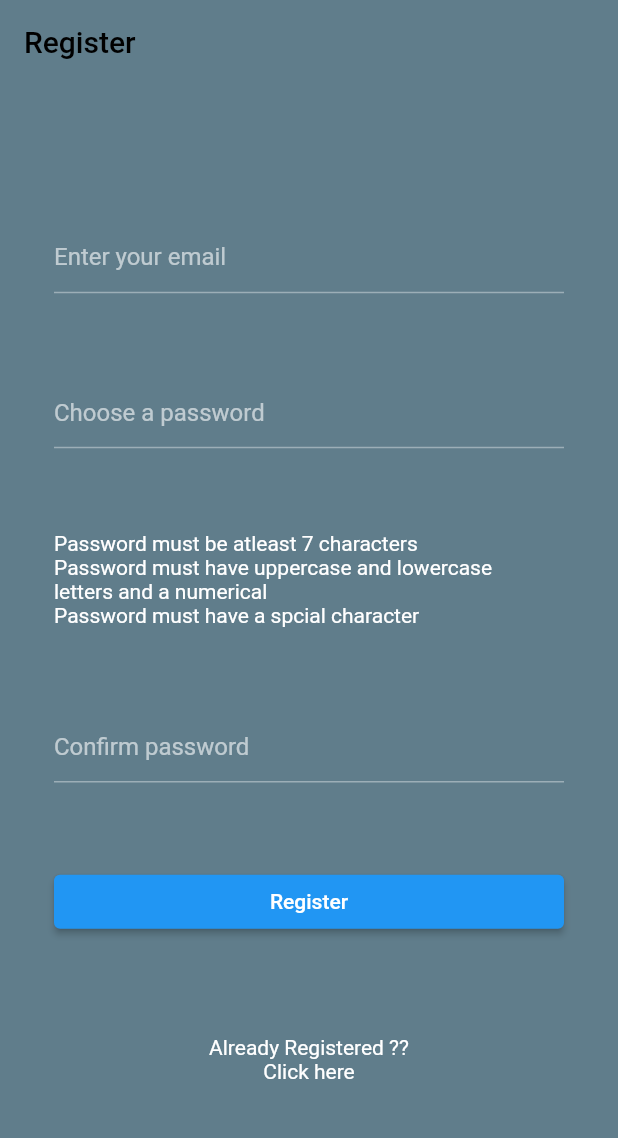
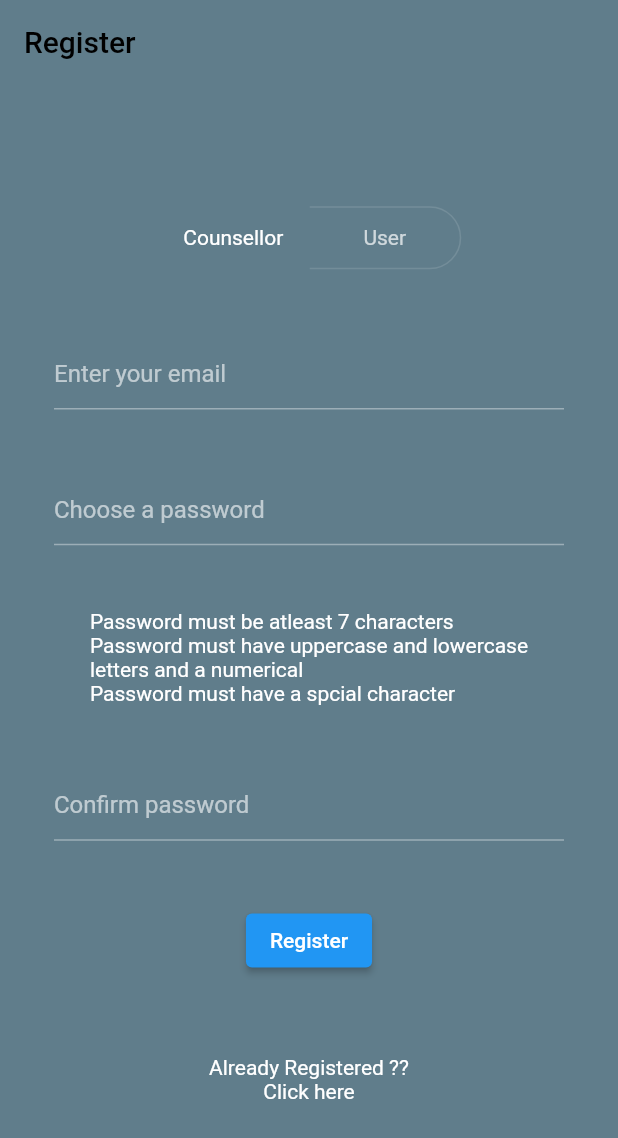
Before and after one commit to Hemant-Lohar/counseling_cell_app, a Flutter app: the screen it shows after launch, on a phone screen of 412 x 824 dp. Shown: the top 1138 px of the screen. Run offline on Flutter 3.47's test engine with Material 2 defaults, Android fonts, the phone set to English and light mode, and no system bars; our stand-ins replace camera, fluttertoast.

Commit message:
Homepage updated

```diff
--- a/lib/HomePage.dart
+++ b/lib/HomePage.dart
@@ -4,17 +4,43 @@ import 'package:camera/camera.dart';
 import 'TakePictureScreen.dart';
 class HomePage extends StatefulWidget {
   final CameraDescription camera;
+  final String user;
   const HomePage({
     super.key,
     required this.camera,
+    required this.user,
   });
   @override
-  _HomePageState createState() => _HomePageState(this.camera);
+  _HomePageState createState() => _HomePageState(this.camera,this.user);
 }
 
 class _HomePageState extends State<HomePage> {
   CameraDescription x;
-  _HomePageState(this.x);
+  String user;
+
+  _HomePageState(this.x, this.user);
+  Widget _test_widget(){
+    if (user=="User"){
+      return SizedBox(
+          height:100, //height of button
+          width:300, //width of button
+          child:ElevatedButton(
+            onPressed: () {
+              Navigator.push(
+                context,
+                MaterialPageRoute(
+                    builder: (context) => TakePictureScreen(camera: x)),
+              );
+            },
+            child: const Text("Take initial assessment",
+                style: TextStyle(
+                    color: Colors.white,
+                    fontSize: 20)),));
+    }
+    else{
+      return Container(height:0); //or any other widget but not null
+    }
+  }
   @override
   Widget build(BuildContext context) {
     return Scaffold(
@@ -36,27 +62,14 @@ class _HomePageState extends State<HomePage> {
               mainAxisAlignment: MainAxisAlignment.spaceEvenly,
               crossAxisAlignment: CrossAxisAlignment.stretch,
               children: [
-                const Text(
-                    "Welcome user!!\nTake the mental health assessment to improve your experience!",
-                    style: TextStyle(
+                Text(
+                    "Welcome $user!!\nTake the mental health assessment to improve your experience!",
+                    style: const TextStyle(
                         color: Colors.white70,
                         fontWeight: FontWeight.bold,
                         fontSize: 30)),
-                SizedBox(
-                    height:100, //height of button
-                    width:300, //width of button
-                    child:ElevatedButton(
-                        onPressed: () {
-                          Navigator.push(
-                            context,
-                            MaterialPageRoute(
-                                builder: (context) => TakePictureScreen(camera: x)),
-                          );
-                        },
-                        child: const Text("Take initial assessment",
-                            style: TextStyle(
-                                color: Colors.white,
-                                fontSize: 20)),)),
+
+                _test_widget(),
 
               ],
             ),
--- a/lib/Register.dart
+++ b/lib/Register.dart
@@ -4,6 +4,11 @@ import 'package:flutter/material.dart';
 import 'package:camera/camera.dart';
 import 'TakePictureScreen.dart';
 import 'package:fluttertoast/fluttertoast.dart';
+const List<Widget> role = <Widget>[
+  Text('Counsellor'),
+  Text('User')
+];
+final List<bool> _selectedRole = <bool>[true, false];
 class Register extends StatefulWidget {
   final CameraDescription camera;
   final String str;
@@ -40,8 +45,29 @@ class _RegisterState extends State<Register> {
           child: Center(
             child: Column(
               mainAxisAlignment: MainAxisAlignment.spaceEvenly,
-              crossAxisAlignment: CrossAxisAlignment.stretch,
+              crossAxisAlignment: CrossAxisAlignment.center,
               children: [
+                ToggleButtons(
+                  isSelected: _selectedRole,
+                  onPressed: (int index) {
+                    setState(() {
+                      // The button that is tapped is set to true, and the others to false.
+                      for (int i = 0; i < _selectedRole.length; i++) {
+                        _selectedRole[i] = i == index;
+                      }
+                    });
+                  },
+                  borderRadius: const BorderRadius.all(Radius.circular(22)),
+                  selectedBorderColor: Colors.blueGrey,
+                  selectedColor: Colors.white,
+                  fillColor: Colors.blueGrey,
+                  color: Colors.white70,
+                  constraints: const BoxConstraints(
+                    minHeight: 40.0,
+                    minWidth: 100.0,
+                  ),
+                  children: role,
+                ),
                 //Image.asset('assets/images/logo.png'),
                 const TextField(
                   decoration: InputDecoration(
@@ -85,9 +111,9 @@ class _RegisterState extends State<Register> {
                           builder: (context) => LoginDemo(camera: x)),
                     );
                   },
-                  child: Padding(
+                  child: const Padding(
                     padding: EdgeInsets.all(10.0),
-                    child: const Text("Already Registered ??\nClick here",textAlign: TextAlign.center,),
+                    child: Text("Already Registered ??\nClick here",textAlign: TextAlign.center,),
                   ),
                 )
               ],
```
Also changed, not shown: lib/LoginDemo.dart (+31 -2 lines).
